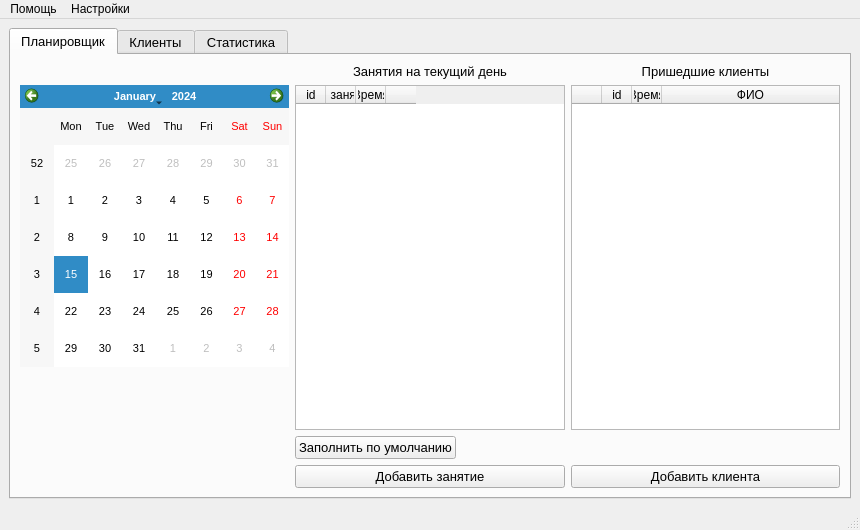
This is ui_files_py/ui/main_window.ui in IvanBrekman/ClientsPlanner as Qt 5 draws it before an edit. The edited form follows.
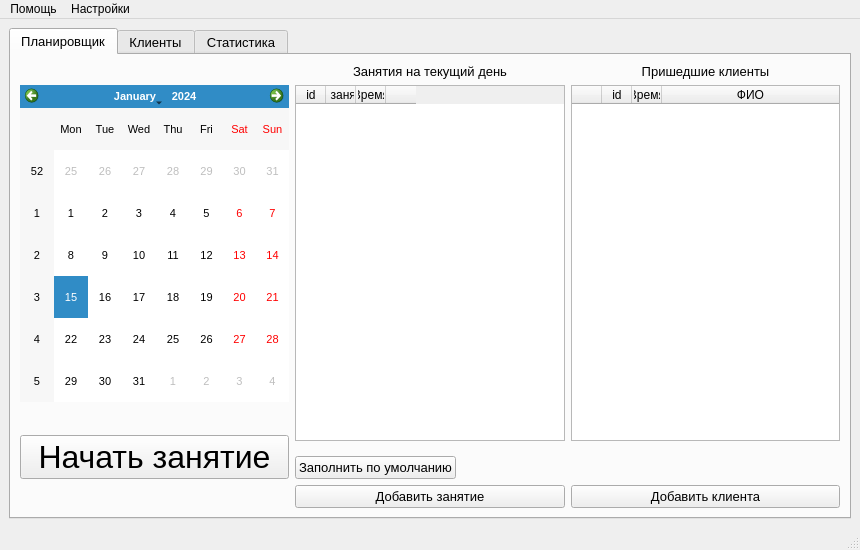
This is the edited form.

Commit message: Added new window with timer for lesson (based on lesson duration in settings) and with sound when the time has passed. Customized '-' and '+' buttons (now they have another symbol or icon). Updated about program window (added new information about settings window and about new window with timer). Now about window separated by tab widget into logical segments.

```diff
--- a/ui_files_py/ui/main_window.ui
+++ b/ui_files_py/ui/main_window.ui
@@ -7,7 +7,7 @@
     <x>0</x>
     <y>0</y>
     <width>860</width>
-    <height>530</height>
+    <height>550</height>
    </rect>
   </property>
   <property name="windowTitle">
@@ -33,70 +33,6 @@
         <string>Планировщик</string>
        </attribute>
        <layout class="QGridLayout" name="gridLayout_2">
-        <item row="6" column="1">
-         <widget class="QPushButton" name="add_lesson_btn">
-          <property name="font">
-           <font>
-            <pointsize>10</pointsize>
-           </font>
-          </property>
-          <property name="text">
-           <string>Добавить занятие</string>
-          </property>
-         </widget>
-        </item>
-        <item row="6" column="2">
-         <widget class="QPushButton" name="add_client_btn">
-          <property name="font">
-           <font>
-            <pointsize>10</pointsize>
-           </font>
-          </property>
-          <property name="text">
-           <string>Добавить клиента</string>
-          </property>
-         </widget>
-        </item>
-        <item row="1" column="1" rowspan="4">
-         <widget class="QTableWidget" name="lessons_table">
-          <attribute name="horizontalHeaderMinimumSectionSize">
-           <number>30</number>
-          </attribute>
-          <attribute name="horizontalHeaderDefaultSectionSize">
-           <number>30</number>
-          </attribute>
-          <attribute name="horizontalHeaderStretchLastSection">
-           <bool>false</bool>
-          </attribute>
-          <column>
-           <property name="text">
-            <string>id</string>
-           </property>
-          </column>
-          <column>
-           <property name="text">
-            <string>Тип занятия</string>
-           </property>
-          </column>
-          <column>
-           <property name="text">
-            <string>Время</string>
-           </property>
-          </column>
-          <column>
-           <property name="text">
-            <string/>
-           </property>
-          </column>
-         </widget>
-        </item>
-        <item row="3" column="0">
-         <widget class="QLabel" name="label_4">
-          <property name="text">
-           <string/>
-          </property>
-         </widget>
-        </item>
         <item row="0" column="2">
          <widget class="QLabel" name="label_17">
           <property name="text">
@@ -107,37 +43,82 @@
           </property>
          </widget>
         </item>
-        <item row="5" column="0">
-         <widget class="QLabel" name="label">
-          <property name="text">
-           <string/>
-          </property>
-         </widget>
-        </item>
-        <item row="6" column="0">
-         <widget class="QLabel" name="label_2">
-          <property name="text">
-           <string/>
-          </property>
-         </widget>
-        </item>
-        <item row="1" column="0">
-         <widget class="QCalendarWidget" name="calendar">
-          <property name="font">
-           <font>
-            <pointsize>8</pointsize>
-           </font>
-          </property>
-         </widget>
-        </item>
         <item row="2" column="0">
-         <widget class="QLabel" name="label_5">
+         <widget class="QLabel" name="label_2">
           <property name="text">
            <string/>
           </property>
          </widget>
         </item>
-        <item row="1" column="2" rowspan="4">
+        <item row="4" column="0" rowspan="4">
+         <widget class="QPushButton" name="start_lesson_btn">
+          <property name="sizePolicy">
+           <sizepolicy hsizetype="Minimum" vsizetype="Expanding">
+            <horstretch>0</horstretch>
+            <verstretch>0</verstretch>
+           </sizepolicy>
+          </property>
+          <property name="font">
+           <font>
+            <family>Arial</family>
+            <pointsize>24</pointsize>
+           </font>
+          </property>
+          <property name="autoFillBackground">
+           <bool>false</bool>
+          </property>
+          <property name="styleSheet">
+           <string notr="true"/>
+          </property>
+          <property name="text">
+           <string>Начать занятие</string>
+          </property>
+         </widget>
+        </item>
+        <item row="0" column="1">
+         <widget class="QLabel" name="label_16">
+          <property name="text">
+           <string>Занятия на текущий день</string>
+          </property>
+          <property name="alignment">
+           <set>Qt::AlignCenter</set>
+          </property>
+         </widget>
+        </item>
+        <item row="1" column="1" rowspan="5">
+         <widget class="QTableWidget" name="lessons_table">
+          <attribute name="horizontalHeaderMinimumSectionSize">
+           <number>30</number>
+          </attribute>
+          <attribute name="horizontalHeaderDefaultSectionSize">
+           <number>30</number>
+          </attribute>
+          <attribute name="horizontalHeaderStretchLastSection">
+           <bool>false</bool>
+          </attribute>
+          <column>
+           <property name="text">
+            <string>id</string>
+           </property>
+          </column>
+          <column>
+           <property name="text">
+            <string>Тип занятия</string>
+           </property>
+          </column>
+          <column>
+           <property name="text">
+            <string>Время</string>
+           </property>
+          </column>
+          <column>
+           <property name="text">
+            <string/>
+           </property>
+          </column>
+         </widget>
+        </item>
+        <item row="1" column="2" rowspan="5">
          <widget class="QTableWidget" name="incoming_clients_table">
           <attribute name="horizontalHeaderCascadingSectionResizes">
            <bool>false</bool>
@@ -176,24 +157,35 @@
           </column>
          </widget>
         </item>
-        <item row="4" column="0">
-         <widget class="QLabel" name="label_3">
+        <item row="1" column="0">
+         <widget class="QCalendarWidget" name="calendar">
+          <property name="font">
+           <font>
+            <pointsize>8</pointsize>
+           </font>
+          </property>
+         </widget>
+        </item>
+        <item row="8" column="0">
+         <widget class="QLabel" name="label">
           <property name="text">
            <string/>
           </property>
          </widget>
         </item>
-        <item row="0" column="1">
-         <widget class="QLabel" name="label_16">
+        <item row="8" column="1">
+         <widget class="QPushButton" name="add_lesson_btn">
+          <property name="font">
+           <font>
+            <pointsize>10</pointsize>
+           </font>
+          </property>
           <property name="text">
-           <string>Занятия на текущий день</string>
-          </property>
-          <property name="alignment">
-           <set>Qt::AlignCenter</set>
+           <string>Добавить занятие</string>
           </property>
          </widget>
         </item>
-        <item row="5" column="1">
+        <item row="7" column="1">
          <widget class="QPushButton" name="fill_automatically_btn">
           <property name="sizePolicy">
            <sizepolicy hsizetype="Fixed" vsizetype="Fixed">
@@ -206,6 +198,18 @@
           </property>
          </widget>
         </item>
+        <item row="8" column="2">
+         <widget class="QPushButton" name="add_client_btn">
+          <property name="font">
+           <font>
+            <pointsize>10</pointsize>
+           </font>
+          </property>
+          <property name="text">
+           <string>Добавить клиента</string>
+          </property>
+         </widget>
+        </item>
        </layout>
       </widget>
       <widget class="QWidget" name="client_tab">
```
The commit also changes 8 other files.
